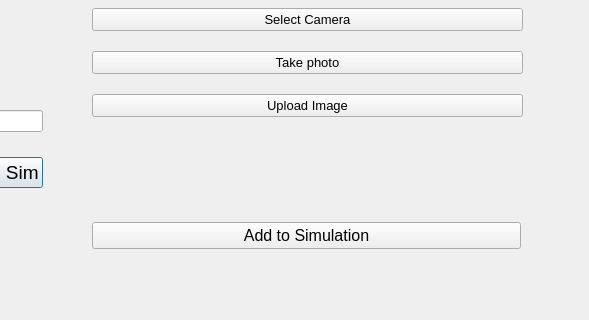
This is out_window.ui in Jadstar/LetHimCook as Qt 5 draws it before an edit; both pictures show x 508 to 1097 and y 318 to 638 of the 1097 by 638 pixel window. The edited form follows.
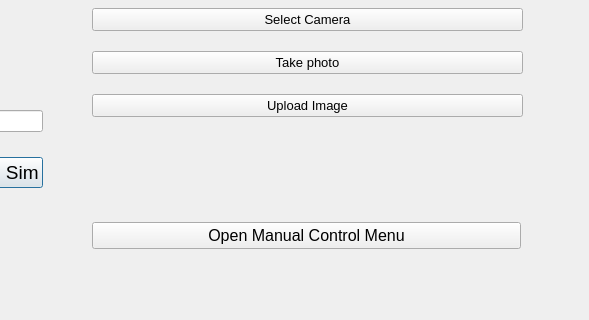
This is the edited form.

Patch:
```diff
--- a/out_window.ui
+++ b/out_window.ui
@@ -286,7 +286,7 @@
      </font>
     </property>
     <property name="text">
-     <string>Add to Simulation</string>
+     <string>Open Manual Control Menu</string>
     </property>
    </widget>
   </widget>
```
Left out of the diff: 2 changed lines with no effect on the pictures.
